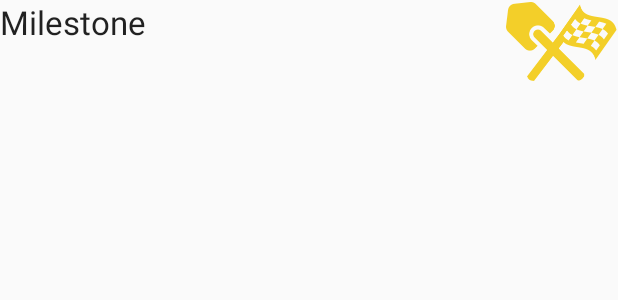
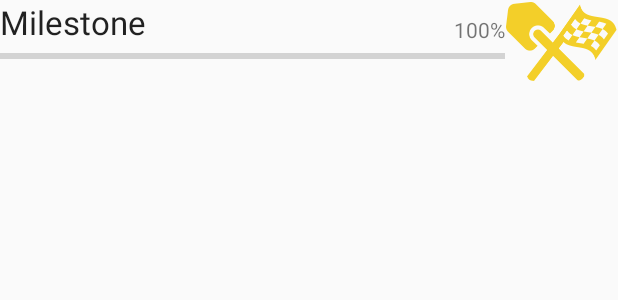
Before and after one commit to JonasJR/GoalDiggR, an Android app: the layout milestone_adapter.xml on its own in the app's theme, with its tools: preview values and no code run, on a phone screen of 412 x 824 dp. Shown: the top 300 px of the screen. Run offline under Robolectric (Android 15) with nearby library versions, the phone set to English and light mode, and no system bars.

Commit message:
Progressbar for Milestone

```diff
--- a/app/src/main/java/majja/org/goaldigger/ProjectActivity.java
+++ b/app/src/main/java/majja/org/goaldigger/ProjectActivity.java
@@ -35,7 +35,8 @@ public class ProjectActivity extends ActionBarActivity {
                 Helper.popup(new PromptRunnable(){
                     @Override
                 public void run(){
-                        Milestone.create(this.getValue(),project.id(), user);
+                        //Milestone newMilestone = Milestone.create(this.getValue(),project.id(), user);
+                        //project.milestones().add(newMilestone);
                         updateList();
                     }
                 }, context, "name of milestone");
@@ -63,7 +64,9 @@ public class ProjectActivity extends ActionBarActivity {
                         @Override
                         public void run() {
                             Milestone.delete(headerMilestone.id(), user);
+                            project.milestones().remove(headerMilestone);
                             Helper.toast(headerMilestone.name() + " removed from milestones", context);
+                            updateList();
                         }
                     }, context, headerMilestone.name());
                     //do your per-group callback here
--- a/app/src/main/res/layout/milestone_adapter.xml
+++ b/app/src/main/res/layout/milestone_adapter.xml
@@ -6,7 +6,7 @@
     android:weightSum="1">
 
     <TextView
-        android:layout_width="match_parent"
+        android:layout_width="wrap_content"
         android:layout_height="wrap_content"
         android:textAppearance="?android:attr/textAppearanceLarge"
         android:text="Milestone"
@@ -39,4 +39,27 @@
         android:layout_alignParentTop="true"
         android:layout_alignParentRight="true"
         android:layout_alignParentEnd="true" />
+
+    <ProgressBar
+        style="?android:attr/progressBarStyleHorizontal"
+        android:layout_width="wrap_content"
+        android:layout_height="wrap_content"
+        android:id="@+id/milestoneProgressBar"
+        android:layout_below="@+id/milestoneTextView"
+        android:layout_alignParentLeft="true"
+        android:layout_alignParentStart="true"
+        android:layout_toLeftOf="@+id/addItemButton"
+        android:layout_toStartOf="@+id/addItemButton"
+        android:indeterminate="false"
+        android:progressTint="#fff3cf29" />
+
+    <TextView
+        android:layout_width="wrap_content"
+        android:layout_height="wrap_content"
+        android:textAppearance="?android:attr/textAppearanceSmall"
+        android:text="100%"
+        android:id="@+id/milestoneProgressPercent"
+        android:layout_above="@+id/milestoneProgressBar"
+        android:layout_toLeftOf="@+id/addItemButton"
+        android:layout_toStartOf="@+id/addItemButton" />
 </RelativeLayout>
--- a/app/src/main/res/layout/progress_layout.xml
+++ b/app/src/main/res/layout/progress_layout.xml
@@ -7,7 +7,7 @@
         style="?android:attr/progressBarStyleLarge"
         android:layout_width="wrap_content"
         android:layout_height="wrap_content"
-        android:id="@+id/progressBar1"
+        android:id="@+id/loadingProgressBar"
         android:layout_centerVertical="true"
         android:layout_centerHorizontal="true"
         android:indeterminate="false" />
```
Also changed, not shown: app/src/main/java/majja/org/goaldigger/Milestone.java (+16 -0 lines), app/src/main/java/majja/org/goaldigger/MilestoneAdapter.java (+8 -0 lines).
